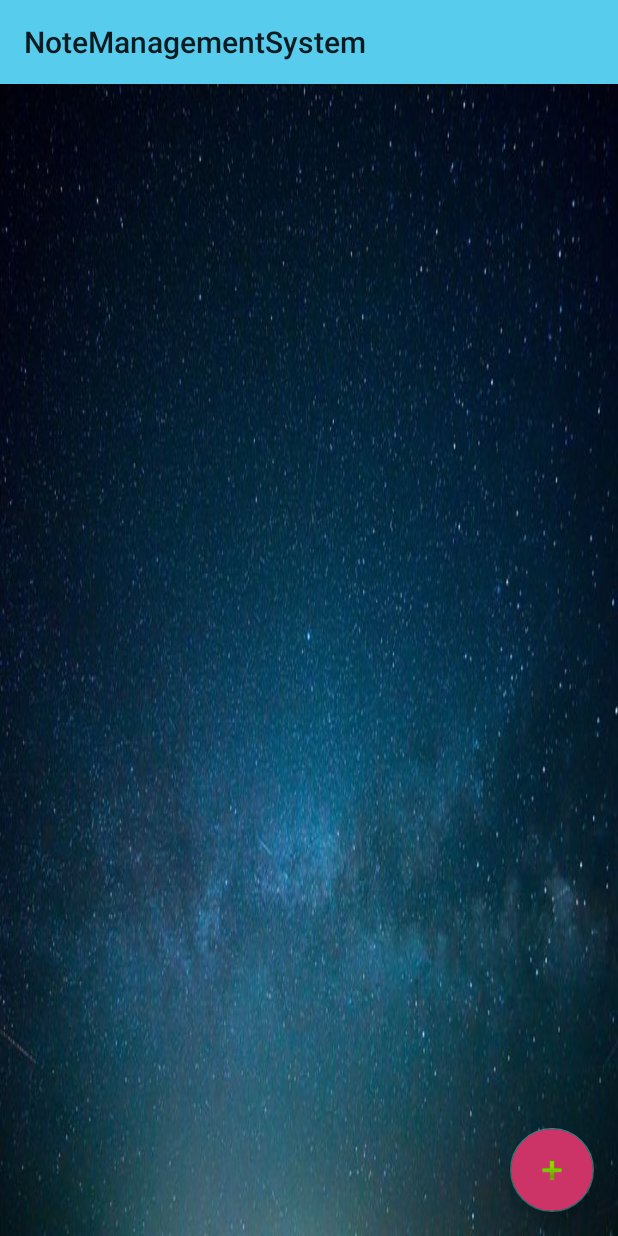
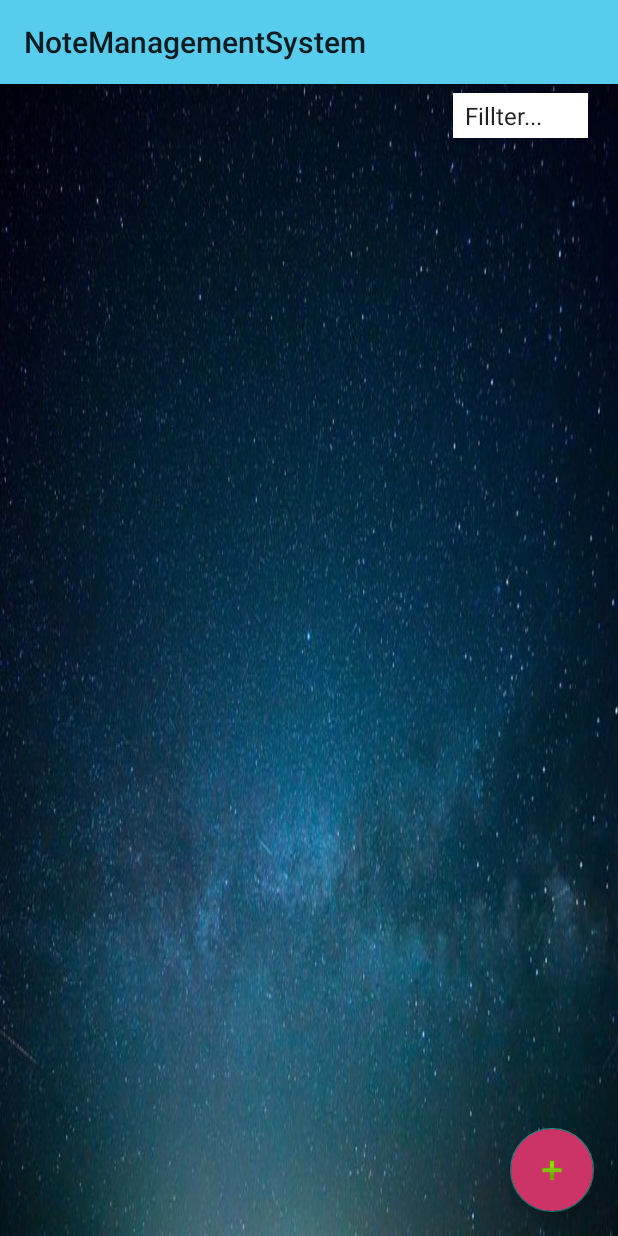
Before and after one commit to derrickvo72/Personal-Diary-App, an Android app: the fragment NoteFragment shown on its own in the app's theme, on a phone screen of 412 x 824 dp. Run offline under Robolectric (Android 15) with nearby library versions, the phone set to English and light mode, and no system bars; our stand-ins replace Room's generated code.

Commit message:
Done function filter and Done APP !

```diff
--- a/NoteManagementSystem/app/src/main/java/android/btth/notemanagementsystem/Controller/Note_Controller.java
+++ b/NoteManagementSystem/app/src/main/java/android/btth/notemanagementsystem/Controller/Note_Controller.java
@@ -3,6 +3,7 @@ package android.btth.notemanagementsystem.Controller;
 import android.app.AsyncNotedAppOp;
 import android.btth.notemanagementsystem.dao.NoteDao;
 import android.btth.notemanagementsystem.entity.Note;
+import android.btth.notemanagementsystem.entity.NoteDetails;
 import android.content.Context;
 import android.util.Log;
 import android.widget.Toast;
@@ -74,4 +75,8 @@ public class Note_Controller extends Manage {
     public List<Object> getAll() {
         return null;
     }
+
+    public List<NoteDetails> getByPriority(int userId, String proName){
+        return noteDao.getNoteByPriority(userId,proName);
+    }
 }
--- a/NoteManagementSystem/app/src/main/java/android/btth/notemanagementsystem/dao/NoteDao.java
+++ b/NoteManagementSystem/app/src/main/java/android/btth/notemanagementsystem/dao/NoteDao.java
@@ -30,7 +30,7 @@ public interface NoteDao {
             "Where note.catID= category.catID and note.prioID = priority.prioID and note.sttID= status.sttID and note.userID =:userID")
     List<NoteDetails> getNoteByUserID(int userID);
 
-    @Query("select sttID from note where userID = :userID group by sttID" )
+    @Query("select sttID from note where userID = :userID group by sttID")
     int[] getStatusIDByUserID(int userID);
 
     @Query("select count(*) from note where sttID=:sID and userID=:uID")
@@ -51,6 +51,12 @@ public interface NoteDao {
     @Query("select count(*) from note where prioID=:priotocheck")
     int countNotewithPrioID(int priotocheck);
 
+    @Query("SELECT noteID,noteName,catName,prioName,sttName,timePlan,note.timeCre as timeCre " +
+            "FROM note,category,priority,status " +
+            "Where note.catID= category.catID and note.prioID = priority.prioID and note.sttID= status.sttID and note.userID =:userID and priority.prioName=:proName")
+    List<NoteDetails> getNoteByPriority(int userID, String proName);
+
+
 
     @Query("SELECT noteID,noteName,catName,prioName,sttName,timePlan,note.timeCre as timeCre " +
             "FROM note,category,priority,status " +
--- a/NoteManagementSystem/app/src/main/java/android/btth/notemanagementsystem/ui/note/NoteFragment.java
+++ b/NoteManagementSystem/app/src/main/java/android/btth/notemanagementsystem/ui/note/NoteFragment.java
@@ -19,6 +19,7 @@ import android.view.MenuItem;
 import android.view.View;
 import android.view.ViewGroup;
 import android.widget.AdapterView;
+import android.widget.AdapterView.OnItemSelectedListener;
 import android.widget.ArrayAdapter;
 import android.widget.Button;
 import android.widget.DatePicker;
@@ -40,7 +41,7 @@ import java.util.Arrays;
 import java.util.Calendar;
 import java.util.List;
 
-public class NoteFragment extends Fragment implements AdapterView.OnItemSelectedListener, DatePickerDialog.OnDateSetListener {
+public class NoteFragment extends Fragment implements OnItemSelectedListener, DatePickerDialog.OnDateSetListener {
 
     RecyclerView recyclerView;
     NoteAdapter noteAdapter;
@@ -55,6 +56,7 @@ public class NoteFragment extends Fragment implements AdapterView.OnItemSelected
     int userID;
     NoteDetails ndd;
     String[] lstCatName, lstPrioName,lstSttName;
+    Spinner filter;
 
     int day, month, year, hour, minute;
     int myday, myMonth, myYear, myHour, myMinute;
@@ -64,12 +66,51 @@ public class NoteFragment extends Fragment implements AdapterView.OnItemSelected
     public View onCreateView(@NonNull LayoutInflater inflater,
                              ViewGroup container, Bundle savedInstanceState) {
         sharedPreferences = this.getActivity().getSharedPreferences("dataLogin", Context.MODE_PRIVATE);
+
+        String[] sttFilterDefault = {"Fillter...","High", "Medium", "Low"};
+
+
+
         userID = sharedPreferences.getInt("userID",0);
         View root = inflater.inflate(R.layout.fragment_note, container, false);
         recyclerView = (RecyclerView)root.findViewById(R.id.rcvNote);
         recyclerView.setHasFixedSize(true);
         layoutManager = new LinearLayoutManager(getContext());
         recyclerView.setLayoutManager(layoutManager);
+
+        filter=  (Spinner)root.findViewById(R.id.spnFilter);
+
+        ArrayList<String> arrayListFilter = new ArrayList<String>();
+
+        for (String str : sttFilterDefault)
+
+            arrayListFilter.add(str);
+
+        ArrayAdapter arrayAdapter = new ArrayAdapter(getActivity(), android.R.layout.simple_spinner_item,arrayListFilter);
+        arrayAdapter.setDropDownViewResource(android.R.layout.simple_spinner_dropdown_item);
+        filter.setAdapter(arrayAdapter);
+
+        filter.setOnItemSelectedListener(new AdapterView.OnItemSelectedListener() {
+            @Override
+            public void onItemSelected(AdapterView<?> adapterView, View view, int i, long l) {
+//Lọc
+                if(arrayListFilter.get(i) == "Fillter..."){
+                    noteDetailsList = adb.getInstance(getContext()).noteDao().getNoteByUserID(userID);
+                    noteAdapter = new NoteAdapter(getContext(),noteDetailsList);
+                    recyclerView.setAdapter(noteAdapter);
+                }else{
+                    noteDetailsList = note_controller.getByPriority(userID,arrayListFilter.get(i));
+                }
+
+                noteAdapter = new NoteAdapter(getContext(),noteDetailsList);
+                recyclerView.setAdapter(noteAdapter);
+            }
+
+            @Override
+            public void onNothingSelected(AdapterView<?> adapterView) {
+
+            }
+        });
 
         //controller
         note_controller = new Note_Controller(getContext(),adb.getInstance(getContext()).noteDao());
--- a/NoteManagementSystem/app/src/main/res/layout/fragment_note.xml
+++ b/NoteManagementSystem/app/src/main/res/layout/fragment_note.xml
@@ -6,6 +6,18 @@
     android:layout_width="match_parent"
     android:layout_height="match_parent"
     android:background="@drawable/star">
+
+    <Spinner
+        android:id="@+id/spnFilter"
+        android:layout_width="90dp"
+        android:layout_height="30dp"
+        android:background="@color/white"
+        app:layout_constraintBottom_toTopOf="@+id/rcvNote"
+        app:layout_constraintEnd_toEndOf="parent"
+        app:layout_constraintHorizontal_bias="0.938"
+        app:layout_constraintStart_toStartOf="parent"
+        app:layout_constraintTop_toTopOf="parent"
+        app:layout_constraintVertical_bias="0.3" />
 
     <com.google.android.material.floatingactionbutton.FloatingActionButton
         android:id="@+id/fbtnAddNote"
@@ -20,6 +32,7 @@
         app:layout_constraintEnd_toEndOf="parent" />
 
     <androidx.recyclerview.widget.RecyclerView
+        android:layout_marginTop="50dp"
         android:id="@+id/rcvNote"
         android:layout_width="match_parent"
         android:layout_height="match_parent"
```
